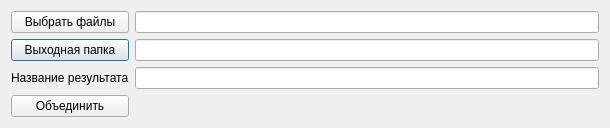
Before: the Qt Designer form src/godr/frontend/ui/merge_sgf.ui in gle8098/diagram-recognition, drawn with Qt 5.
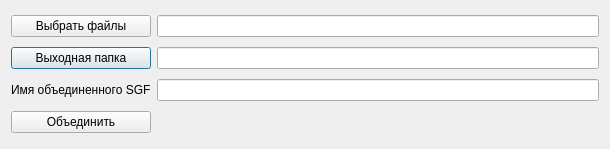
After: the same form once the commit is applied.

Commit message: minor sgf_joiner ui fix

Diff of the .ui file:
```diff
--- a/src/godr/frontend/ui/merge_sgf.ui
+++ b/src/godr/frontend/ui/merge_sgf.ui
@@ -7,7 +7,7 @@
     <x>0</x>
     <y>0</y>
     <width>610</width>
-    <height>120</height>
+    <height>149</height>
    </rect>
   </property>
   <property name="windowTitle">
@@ -68,7 +68,7 @@
    <item row="2" column="0">
     <widget class="QLabel" name="ResultTextLabel">
      <property name="text">
-      <string>Название результата</string>
+      <string>Имя объединенного SGF</string>
      </property>
     </widget>
    </item>
```
The commit also changes 1 other file.
